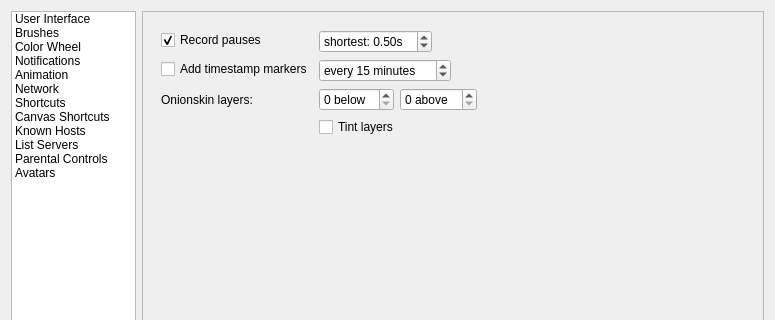
Old version of the form src/desktop/ui/settings.ui in the repository drawpile/Drawpile; both pictures show x 0 to 775 and y 0 to 320 of the 775 by 605 pixel window.
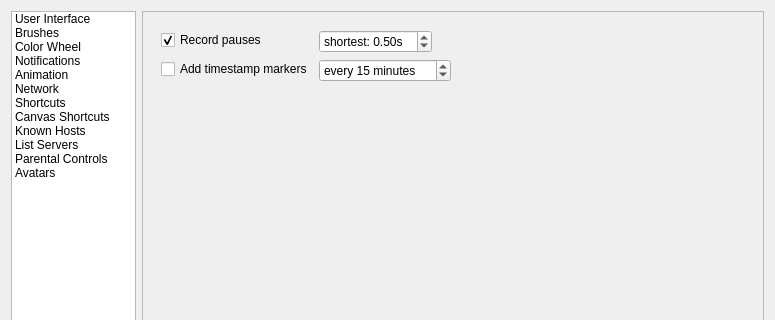
New version of the form. The open tabs and pages were chosen to show the change. Icons and pictures are not drawn. Custom widgets are drawn as their Qt base class.

Commit message:
Delete onion skin settings
From the settings dialog. They're going to be replaced with an onion
skins docker in the next commit.

Diff of the .ui file:
```diff
--- a/src/desktop/ui/settings.ui
+++ b/src/desktop/ui/settings.ui
@@ -810,54 +810,6 @@
               </item>
              </layout>
             </item>
-            <item row="7" column="0">
-             <widget class="QLabel" name="label_10">
-              <property name="text">
-               <string>Onionskin layers:</string>
-              </property>
-             </widget>
-            </item>
-            <item row="7" column="1">
-             <layout class="QHBoxLayout" name="horizontalLayout_7">
-              <item>
-               <widget class="QSpinBox" name="onionskinsBelow">
-                <property name="suffix">
-                 <string> below</string>
-                </property>
-               </widget>
-              </item>
-              <item>
-               <widget class="QSpinBox" name="onionskinsAbove">
-                <property name="suffix">
-                 <string> above</string>
-                </property>
-                <property name="maximum">
-                 <number>10</number>
-                </property>
-               </widget>
-              </item>
-              <item>
-               <spacer name="horizontalSpacer_3">
-                <property name="orientation">
-                 <enum>Qt::Horizontal</enum>
-                </property>
-                <property name="sizeHint" stdset="0">
-                 <size>
-                  <width>40</width>
-                  <height>20</height>
-                 </size>
-                </property>
-               </spacer>
-              </item>
-             </layout>
-            </item>
-            <item row="8" column="1">
-             <widget class="QCheckBox" name="onionskinTint">
-              <property name="text">
-               <string>Tint layers</string>
-              </property>
-             </widget>
-            </item>
            </layout>
           </widget>
           <widget class="QWidget" name="stackedWidgetPage3">
```
The commit also changes 4 other files.
